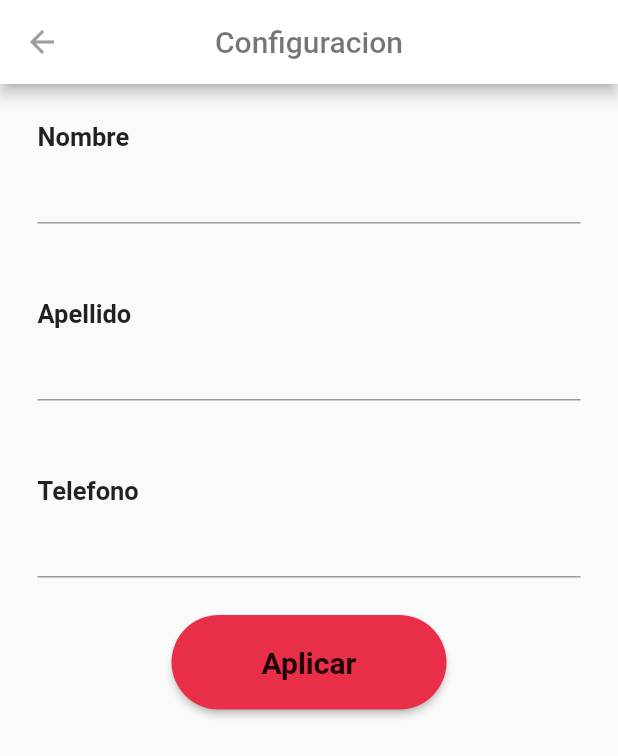
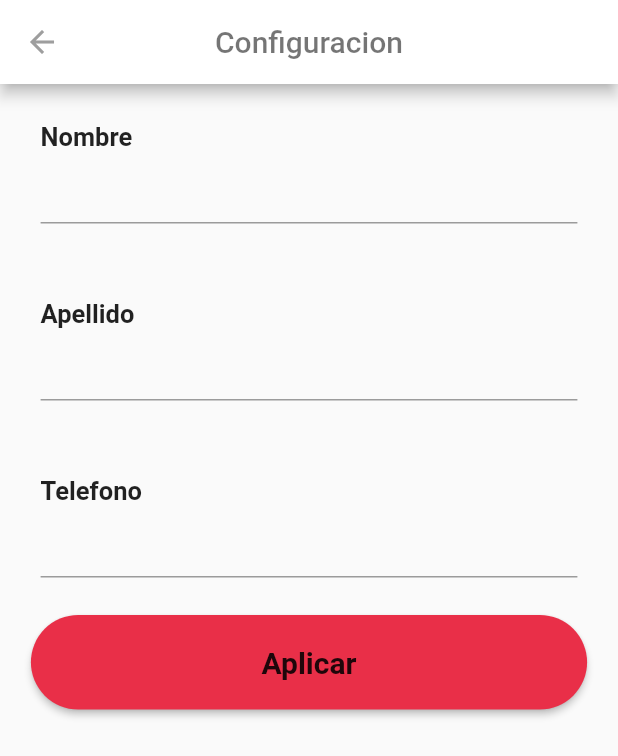
Before and after one commit to DanielSalinas09/AppRestaurante, a Flutter app: the ConfiguracionUser screen opened by its route, on a phone screen of 412 x 824 dp. Shown: the top 756 px of the screen. Run offline on Flutter 3.47's test engine with Material 2 defaults, Android fonts, the phone set to English and light mode, and no system bars; our stand-ins replace curved_navigation_bar, flutter_credit_card, flutter_easyloading; Roboto replaces fonts that are missing (MPLUSRounded1c).

Commit message:
responsive configuracion

```diff
--- a/lib/src/page/configuracion.dart
+++ b/lib/src/page/configuracion.dart
@@ -9,7 +9,9 @@ class ConfiguracionUser extends StatefulWidget {
 
 class _ConfiguracionUserState extends State<ConfiguracionUser> {
   @override
+
   Widget build(BuildContext context) {
+    final _sizedScreen = MediaQuery.of(context).size;
     return Scaffold(
       appBar: AppBar(
         iconTheme: IconThemeData(color: Colors.grey),
@@ -18,14 +20,31 @@ class _ConfiguracionUserState extends State<ConfiguracionUser> {
         centerTitle: true,
         title: Text("Configuracion", style: TextStyle(color: Colors.black54)),
       ),
-      body: Column(
+      body: ListView(children: [
+          Column(
         children: [
-          _form(),
-          _form2(),
-          _form3(),
-          _button(context),
+          Container(
+          width: _sizedScreen.width * 0.99,
+          child:_form()
+          ),
+
+          Container(
+            width:_sizedScreen.width * 0.99,
+            child: _form2()
+            ),
+          Container(
+            width: _sizedScreen.width * 0.99,
+            child: _form3(),
+          ),
+          Container(
+            width: _sizedScreen.width * 0.9,
+            child: _button(context) ,
+          ),
+
+
         ],
       ),
+      ],)
     );
   }
 
```
